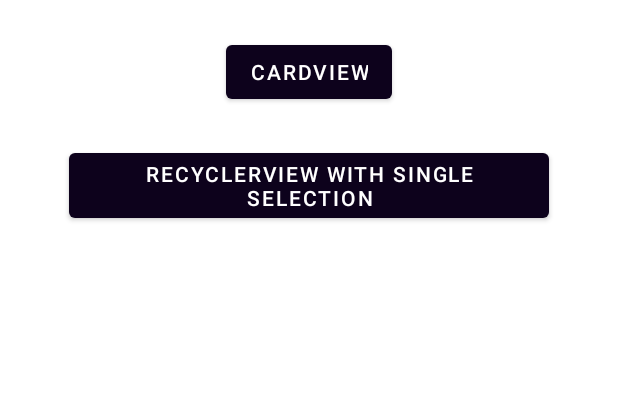
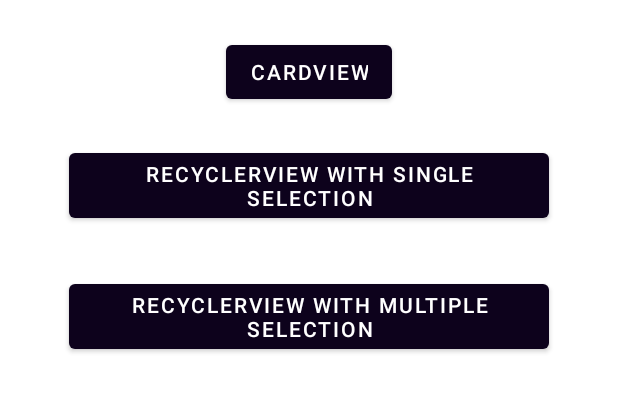
Before and after one commit to Mngatia/NormalRecyclerView, an Android app: the screen it shows after launch (MainActivity), on a phone screen of 412 x 824 dp, the part 433-846 px from its top. Run offline under Robolectric (Android 15) with nearby library versions, the phone set to English and light mode, and no system bars.

Commit message:
Multiple Item Selection in RecyclerView.

```diff
--- a/app/src/main/AndroidManifest.xml
+++ b/app/src/main/AndroidManifest.xml
@@ -9,7 +9,8 @@
         android:roundIcon="@mipmap/ic_launcher_round"
         android:supportsRtl="true"
         android:theme="@style/Theme.NormalRecyclerView">
-        <activity android:name=".cardviewy.CardViewActivity"></activity>
+        <activity android:name=".multiselection.MultipleSelectionActivity"></activity>
+        <activity android:name=".cardviewy.CardViewActivity" />
         <activity android:name=".singles.SingleSelectionRV" />
         <activity android:name=".normalrecycler.NormalRecyclerView" />
         <activity android:name=".MainActivity">
--- a/app/src/main/java/com/example/normalrecyclerview/MainActivity.java
+++ b/app/src/main/java/com/example/normalrecyclerview/MainActivity.java
@@ -8,6 +8,7 @@ import android.view.View;
 import android.widget.Button;
 
 import com.example.normalrecyclerview.cardviewy.CardViewActivity;
+import com.example.normalrecyclerview.multiselection.MultipleSelectionActivity;
 import com.example.normalrecyclerview.normalrecycler.NormalRecyclerView;
 import com.example.normalrecyclerview.singles.SingleSelectionRV;
 
@@ -16,6 +17,7 @@ public class MainActivity extends AppCompatActivity {
     Button btn1;
     Button btn2;
     Button btn3;
+    Button btn4;
 
     @Override
     protected void onCreate(Bundle savedInstanceState) {
@@ -49,5 +51,14 @@ public class MainActivity extends AppCompatActivity {
             }
         });
 
+        btn4 = findViewById(R.id.button_multi_selection);
+        btn4.setOnClickListener(new View.OnClickListener() {
+            @Override
+            public void onClick(View view) {
+                Intent i = new Intent(MainActivity.this, MultipleSelectionActivity.class);
+                startActivity(i);
+            }
+        });
+
     }
 }
--- a/app/src/main/res/layout/activity_main.xml
+++ b/app/src/main/res/layout/activity_main.xml
@@ -51,4 +51,14 @@
         app:layout_constraintStart_toStartOf="parent"
         app:layout_constraintTop_toBottomOf="@+id/button_cardview" />
 
+    <Button
+        android:id="@+id/button_multi_selection"
+        android:layout_width="wrap_content"
+        android:layout_height="wrap_content"
+        android:layout_marginTop="32dp"
+        android:text="RecyclerView With Multiple Selection"
+        app:layout_constraintEnd_toEndOf="parent"
+        app:layout_constraintStart_toStartOf="parent"
+        app:layout_constraintTop_toBottomOf="@+id/button_singlselection" />
+
 </androidx.constraintlayout.widget.ConstraintLayout>
--- /dev/null
+++ b/app/src/main/res/layout/item_card.xml
@@ -0,0 +1,6 @@
+<?xml version="1.0" encoding="utf-8"?>
+<androidx.constraintlayout.widget.ConstraintLayout
+    xmlns:android="http://schemas.android.com/apk/res/android" android:layout_width="match_parent"
+    android:layout_height="match_parent">
+
+</androidx.constraintlayout.widget.ConstraintLayout>
```
Also changed, not shown: app/src/main/java/com/example/normalrecyclerview/multiselection/MultipleAdapter.java (added, +94 -0 lines), app/src/main/java/com/example/normalrecyclerview/multiselection/MultipleSelectionActivity.java (added, +16 -0 lines), app/src/main/res/layout/activity_multiple_selection.xml (added, +30 -0 lines).
